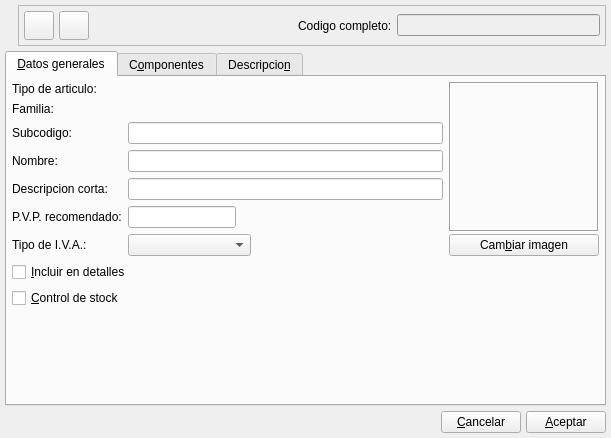
Before: the Qt Designer form bulmages/bulmafact/src/articleeditbase.ui in eboladev/Bulmages-1, drawn with Qt 5.
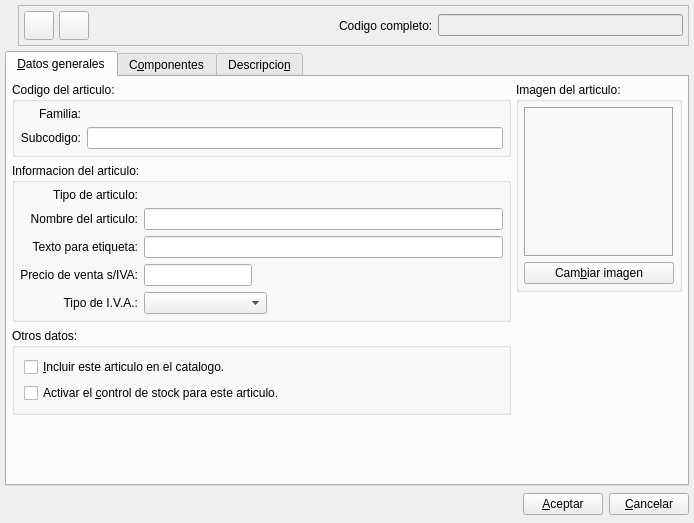
After: the same form once the commit is applied. Icons and pictures are not drawn. Custom widgets are drawn as their Qt base class.

Commit message: Mejoras en la ventana de edicion de articulo

Patch:
```diff
--- a/bulmages/bulmafact/src/articleeditbase.ui
+++ b/bulmages/bulmafact/src/articleeditbase.ui
@@ -8,8 +8,8 @@
    <rect>
     <x>0</x>
     <y>0</y>
-    <width>611</width>
-    <height>438</height>
+    <width>694</width>
+    <height>523</height>
    </rect>
   </property>
   <property name="focusPolicy" >
@@ -411,7 +411,7 @@
       <attribute name="title" >
        <string>&amp;Datos generales</string>
       </attribute>
-      <layout class="QVBoxLayout" >
+      <layout class="QHBoxLayout" >
        <property name="margin" >
         <number>5</number>
        </property>
@@ -419,7 +419,7 @@
         <number>5</number>
        </property>
        <item>
-        <layout class="QHBoxLayout" >
+        <layout class="QVBoxLayout" >
          <property name="margin" >
           <number>0</number>
          </property>
@@ -427,12 +427,24 @@
           <number>6</number>
          </property>
          <item>
-          <layout class="QVBoxLayout" >
+          <widget class="QGroupBox" name="groupBox" >
+           <property name="sizePolicy" >
+            <sizepolicy>
+             <hsizetype>5</hsizetype>
+             <vsizetype>0</vsizetype>
+             <horstretch>0</horstretch>
+             <verstretch>0</verstretch>
+            </sizepolicy>
+           </property>
+           <property name="title" >
+            <string>Codigo del articulo:</string>
+           </property>
+           <layout class="QHBoxLayout" >
            <property name="margin" >
-            <number>0</number>
+             <number>5</number>
            </property>
            <property name="spacing" >
-            <number>6</number>
+             <number>5</number>
            </property>
            <item>
             <layout class="QGridLayout" >
@@ -442,32 +454,101 @@
              <property name="spacing" >
               <number>6</number>
              </property>
-             <item row="1" column="1" >
+              <item row="1" column="0" >
+               <widget class="QLabel" name="textLabel1_2" >
+                <property name="sizePolicy" >
+                 <sizepolicy>
+                  <hsizetype>5</hsizetype>
+                  <vsizetype>5</vsizetype>
+                  <horstretch>0</horstretch>
+                  <verstretch>0</verstretch>
+                 </sizepolicy>
+                </property>
+                <property name="text" >
+                 <string>Subcodigo:</string>
+                </property>
+                <property name="textFormat" >
+                 <enum>Qt::AutoText</enum>
+                </property>
+                <property name="scaledContents" >
+                 <bool>false</bool>
+                </property>
+                <property name="alignment" >
+                 <set>Qt::AlignRight|Qt::AlignTrailing|Qt::AlignVCenter</set>
+                </property>
+               </widget>
+              </item>
+              <item row="0" column="0" >
+               <widget class="QLabel" name="m_nombrefamilia" >
+                <property name="sizePolicy" >
+                 <sizepolicy>
+                  <hsizetype>5</hsizetype>
+                  <vsizetype>5</vsizetype>
+                  <horstretch>0</horstretch>
+                  <verstretch>0</verstretch>
+                 </sizepolicy>
+                </property>
+                <property name="text" >
+                 <string>Familia:</string>
+                </property>
+                <property name="alignment" >
+                 <set>Qt::AlignRight|Qt::AlignTrailing|Qt::AlignVCenter</set>
+                </property>
+               </widget>
+              </item>
+              <item row="0" column="1" >
               <widget class="BusquedaFamilia" name="m_familia" >
                <property name="focusPolicy" >
                 <enum>Qt::StrongFocus</enum>
                </property>
               </widget>
              </item>
-             <item row="4" column="0" >
-              <widget class="QLabel" name="textLabel12" >
-               <property name="enabled" >
-                <bool>true</bool>
-               </property>
+              <item row="1" column="1" >
+               <widget class="QLineEdit" name="m_codigoarticulo" >
                <property name="sizePolicy" >
                 <sizepolicy>
-                 <hsizetype>0</hsizetype>
-                 <vsizetype>5</vsizetype>
+                  <hsizetype>7</hsizetype>
+                  <vsizetype>0</vsizetype>
                  <horstretch>0</horstretch>
                  <verstretch>0</verstretch>
                 </sizepolicy>
                </property>
-               <property name="text" >
-                <string>Descripcion corta:</string>
-               </property>
-              </widget>
-             </item>
-             <item row="6" column="1" >
+               </widget>
+              </item>
+             </layout>
+            </item>
+           </layout>
+          </widget>
+         </item>
+         <item>
+          <widget class="QGroupBox" name="groupBox_2" >
+           <property name="sizePolicy" >
+            <sizepolicy>
+             <hsizetype>5</hsizetype>
+             <vsizetype>0</vsizetype>
+             <horstretch>0</horstretch>
+             <verstretch>0</verstretch>
+            </sizepolicy>
+           </property>
+           <property name="title" >
+            <string>Informacion del articulo:</string>
+           </property>
+           <layout class="QVBoxLayout" >
+            <property name="margin" >
+             <number>5</number>
+            </property>
+            <property name="spacing" >
+             <number>5</number>
+            </property>
+            <item>
+             <layout class="QGridLayout" >
+              <property name="margin" >
+               <number>0</number>
+              </property>
+              <property name="spacing" >
+               <number>6</number>
+              </property>
+              <item row="4" column="1" >
               <widget class="QComboBox" name="m_combotipo_iva" >
                <property name="sizePolicy" >
                 <sizepolicy>
@@ -485,33 +566,6 @@
                </property>
               </widget>
              </item>
-             <item row="1" column="0" >
-              <widget class="QLabel" name="m_nombrefamilia" >
-               <property name="sizePolicy" >
-                <sizepolicy>
-                 <hsizetype>0</hsizetype>
-                 <vsizetype>0</vsizetype>
-                 <horstretch>0</horstretch>
-                 <verstretch>0</verstretch>
-                </sizepolicy>
-               </property>
-               <property name="text" >
-                <string>Familia:</string>
-               </property>
-              </widget>
-             </item>
-             <item row="2" column="1" >
-              <widget class="QLineEdit" name="m_codigoarticulo" >
-               <property name="sizePolicy" >
-                <sizepolicy>
-                 <hsizetype>5</hsizetype>
-                 <vsizetype>0</vsizetype>
-                 <horstretch>0</horstretch>
-                 <verstretch>0</verstretch>
-                </sizepolicy>
-               </property>
-              </widget>
-             </item>
              <item row="0" column="1" >
               <widget class="BusquedaTipoArticulo" name="m_tipoarticulo" >
                <property name="focusPolicy" >
@@ -519,81 +573,54 @@
                </property>
               </widget>
              </item>
-             <item row="0" column="0" >
-              <widget class="QLabel" name="textLabel3_2_2" >
-               <property name="sizePolicy" >
-                <sizepolicy>
-                 <hsizetype>0</hsizetype>
-                 <vsizetype>5</vsizetype>
-                 <horstretch>0</horstretch>
-                 <verstretch>0</verstretch>
-                </sizepolicy>
-               </property>
-               <property name="text" >
-                <string>Tipo de articulo:</string>
-               </property>
-              </widget>
-             </item>
-             <item row="5" column="0" >
-              <widget class="QLabel" name="textLabel3_2_3" >
-               <property name="sizePolicy" >
-                <sizepolicy>
-                 <hsizetype>0</hsizetype>
-                 <vsizetype>5</vsizetype>
-                 <horstretch>0</horstretch>
-                 <verstretch>0</verstretch>
-                </sizepolicy>
-               </property>
-               <property name="text" >
-                <string>P.V.P. recomendado:</string>
-               </property>
-              </widget>
-             </item>
-             <item row="4" column="1" >
-              <widget class="QLineEdit" name="m_abrevarticulo" >
-               <property name="enabled" >
-                <bool>true</bool>
-               </property>
-              </widget>
-             </item>
-             <item row="5" column="1" >
-              <widget class="QLineEdit" name="m_pvparticulo" >
-               <property name="sizePolicy" >
-                <sizepolicy>
-                 <hsizetype>0</hsizetype>
-                 <vsizetype>0</vsizetype>
-                 <horstretch>0</horstretch>
-                 <verstretch>0</verstretch>
-                </sizepolicy>
-               </property>
-               <property name="focusPolicy" >
-                <enum>Qt::StrongFocus</enum>
-               </property>
-              </widget>
-             </item>
-             <item row="3" column="0" >
-              <widget class="QLabel" name="textLabel2" >
-               <property name="sizePolicy" >
-                <sizepolicy>
-                 <hsizetype>0</hsizetype>
-                 <vsizetype>5</vsizetype>
-                 <horstretch>0</horstretch>
-                 <verstretch>0</verstretch>
-                </sizepolicy>
-               </property>
-               <property name="text" >
-                <string>Nombre:</string>
-               </property>
-              </widget>
-             </item>
              <item row="3" column="1" >
+               <widget class="QLineEdit" name="m_pvparticulo" >
+                <property name="sizePolicy" >
+                 <sizepolicy>
+                  <hsizetype>0</hsizetype>
+                  <vsizetype>0</vsizetype>
+                  <horstretch>0</horstretch>
+                  <verstretch>0</verstretch>
+                 </sizepolicy>
+                </property>
+                <property name="focusPolicy" >
+                 <enum>Qt::StrongFocus</enum>
+                </property>
+               </widget>
+              </item>
+              <item row="2" column="1" >
+               <widget class="QLineEdit" name="m_abrevarticulo" >
+                <property name="enabled" >
+                 <bool>true</bool>
+                </property>
+               </widget>
+              </item>
+              <item row="1" column="1" >
               <widget class="QLineEdit" name="m_nombrearticulo" />
              </item>
-             <item row="6" column="0" >
+              <item row="3" column="0" >
+               <widget class="QLabel" name="textLabel3_2_3" >
+                <property name="sizePolicy" >
+                 <sizepolicy>
+                  <hsizetype>5</hsizetype>
+                  <vsizetype>5</vsizetype>
+                  <horstretch>0</horstretch>
+                  <verstretch>0</verstretch>
+                 </sizepolicy>
+                </property>
+                <property name="text" >
+                 <string>Precio de venta s/IVA:</string>
+                </property>
+                <property name="alignment" >
+                 <set>Qt::AlignRight|Qt::AlignTrailing|Qt::AlignVCenter</set>
+                </property>
+               </widget>
+              </item>
+              <item row="4" column="0" >
               <widget class="QLabel" name="textLabel10" >
                <property name="sizePolicy" >
                 <sizepolicy>
-                 <hsizetype>0</hsizetype>
+                  <hsizetype>5</hsizetype>
                  <vsizetype>5</vsizetype>
                  <horstretch>0</horstretch>
                  <verstretch>0</verstretch>
@@ -602,38 +629,89 @@
                <property name="text" >
                 <string>Tipo de I.V.A.:</string>
                </property>
+                <property name="alignment" >
+                 <set>Qt::AlignRight|Qt::AlignTrailing|Qt::AlignVCenter</set>
+                </property>
+               </widget>
+              </item>
+              <item row="1" column="0" >
+               <widget class="QLabel" name="textLabel2" >
+                <property name="sizePolicy" >
+                 <sizepolicy>
+                  <hsizetype>5</hsizetype>
+                  <vsizetype>5</vsizetype>
+                  <horstretch>0</horstretch>
+                  <verstretch>0</verstretch>
+                 </sizepolicy>
+                </property>
+                <property name="text" >
+                 <string>Nombre del articulo:</string>
+                </property>
+                <property name="alignment" >
+                 <set>Qt::AlignRight|Qt::AlignTrailing|Qt::AlignVCenter</set>
+                </property>
               </widget>
              </item>
              <item row="2" column="0" >
-              <widget class="QLabel" name="textLabel1_2" >
+               <widget class="QLabel" name="textLabel12" >
+                <property name="enabled" >
+                 <bool>true</bool>
+                </property>
                <property name="sizePolicy" >
                 <sizepolicy>
-                 <hsizetype>0</hsizetype>
+                  <hsizetype>5</hsizetype>
                  <vsizetype>5</vsizetype>
                  <horstretch>0</horstretch>
                  <verstretch>0</verstretch>
                 </sizepolicy>
                </property>
                <property name="text" >
-                <string>Subcodigo:</string>
-               </property>
-               <property name="textFormat" >
-                <enum>Qt::AutoText</enum>
-               </property>
-               <property name="scaledContents" >
-                <bool>false</bool>
-               </property>
+                 <string>Texto para etiqueta:</string>
+                </property>
+                <property name="alignment" >
+                 <set>Qt::AlignRight|Qt::AlignTrailing|Qt::AlignVCenter</set>
+                </property>
+               </widget>
+              </item>
+              <item row="0" column="0" >
+               <widget class="QLabel" name="textLabel3_2_2" >
+                <property name="sizePolicy" >
+                 <sizepolicy>
+                  <hsizetype>5</hsizetype>
+                  <vsizetype>5</vsizetype>
+                  <horstretch>0</horstretch>
+                  <verstretch>0</verstretch>
+                 </sizepolicy>
+                </property>
+                <property name="text" >
+                 <string>Tipo de articulo:</string>
+                </property>
                <property name="alignment" >
-                <set>Qt::AlignLeading|Qt::AlignLeft|Qt::AlignVCenter</set>
+                 <set>Qt::AlignRight|Qt::AlignTrailing|Qt::AlignVCenter</set>
                </property>
               </widget>
              </item>
             </layout>
+            </item>
+           </layout>
+          </widget>
            </item>
            <item>
+          <widget class="QGroupBox" name="groupBox_3" >
+           <property name="sizePolicy" >
+            <sizepolicy>
+             <hsizetype>5</hsizetype>
+             <vsizetype>0</vsizetype>
+             <horstretch>0</horstretch>
+             <verstretch>0</verstretch>
+            </sizepolicy>
+           </property>
+           <property name="title" >
+            <string>Otros datos:</string>
+           </property>
             <layout class="QVBoxLayout" >
              <property name="margin" >
-              <number>0</number>
+             <number>9</number>
              </property>
              <property name="spacing" >
               <number>6</number>
@@ -641,18 +719,19 @@
              <item>
               <widget class="QCheckBox" name="m_presentablearticulo" >
                <property name="text" >
-                <string>&amp;Incluir en detalles</string>
+               <string>&amp;Incluir este articulo en el catalogo.</string>
                </property>
               </widget>
              </item>
              <item>
               <widget class="QCheckBox" name="m_controlstockarticulo" >
                <property name="text" >
-                <string>&amp;Control de stock</string>
+               <string>Activar el &amp;control de stock para este articulo.</string>
                </property>
               </widget>
              </item>
             </layout>
+          </widget>
            </item>
            <item>
             <spacer>
@@ -675,14 +754,26 @@
             <number>0</number>
            </property>
            <property name="spacing" >
-            <number>2</number>
+          <number>6</number>
+         </property>
+         <item>
+          <widget class="QGroupBox" name="groupBox_4" >
+           <property name="title" >
+            <string>Imagen del articulo:</string>
+           </property>
+           <layout class="QVBoxLayout" >
+            <property name="margin" >
+             <number>5</number>
+            </property>
+            <property name="spacing" >
+             <number>5</number>
            </property>
            <item>
             <widget class="QLabel" name="m_imagen" >
              <property name="sizePolicy" >
               <sizepolicy>
-               <hsizetype>0</hsizetype>
-               <vsizetype>0</vsizetype>
+                <hsizetype>5</hsizetype>
+                <vsizetype>5</vsizetype>
                <horstretch>0</horstretch>
                <verstretch>0</verstretch>
               </sizepolicy>
@@ -714,6 +805,9 @@
              </property>
             </widget>
            </item>
+           </layout>
+          </widget>
+         </item>
            <item>
             <spacer>
              <property name="orientation" >
@@ -726,8 +820,6 @@
               </size>
              </property>
             </spacer>
-           </item>
-          </layout>
          </item>
         </layout>
        </item>
@@ -773,7 +865,7 @@
       <number>0</number>
      </property>
      <property name="spacing" >
-      <number>5</number>
+      <number>6</number>
      </property>
      <item>
       <spacer>
@@ -782,19 +874,12 @@
        </property>
        <property name="sizeHint" >
         <size>
-         <width>581</width>
-         <height>20</height>
+         <width>419</width>
+         <height>27</height>
         </size>
        </property>
       </spacer>
      </item>
-     <item>
-      <widget class="QPushButton" name="mui_cancelar" >
-       <property name="text" >
-        <string>&amp;Cancelar</string>
-       </property>
-      </widget>
-     </item>
      <item>
       <widget class="QPushButton" name="mui_aceptar" >
        <property name="text" >
@@ -802,6 +887,13 @@
        </property>
       </widget>
      </item>
+     <item>
+      <widget class="QPushButton" name="mui_cancelar" >
+       <property name="text" >
+        <string>&amp;Cancelar</string>
+       </property>
+      </widget>
+     </item>
     </layout>
    </item>
   </layout>
@@ -809,6 +901,13 @@
  <layoutdefault spacing="2" margin="2" />
  <pixmapfunction></pixmapfunction>
  <customwidgets>
+  <customwidget>
+   <class>ListCompArticuloView</class>
+   <extends></extends>
+   <header>comparticulolistview.h</header>
+   <container>0</container>
+   <pixmap></pixmap>
+  </customwidget>
   <customwidget>
    <class>BusquedaTipoArticulo</class>
    <extends></extends>
@@ -823,13 +922,6 @@
    <container>0</container>
    <pixmap></pixmap>
   </customwidget>
-  <customwidget>
-   <class>ListCompArticuloView</class>
-   <extends></extends>
-   <header>comparticulolistview.h</header>
-   <container>0</container>
-   <pixmap></pixmap>
-  </customwidget>
  </customwidgets>
  <tabstops>
   <tabstop>m_tipoarticulo</tabstop>
```
Left out of the diff: 18 changed lines with no effect on the pictures. Lines whose indentation alone changed are shown as unchanged.
